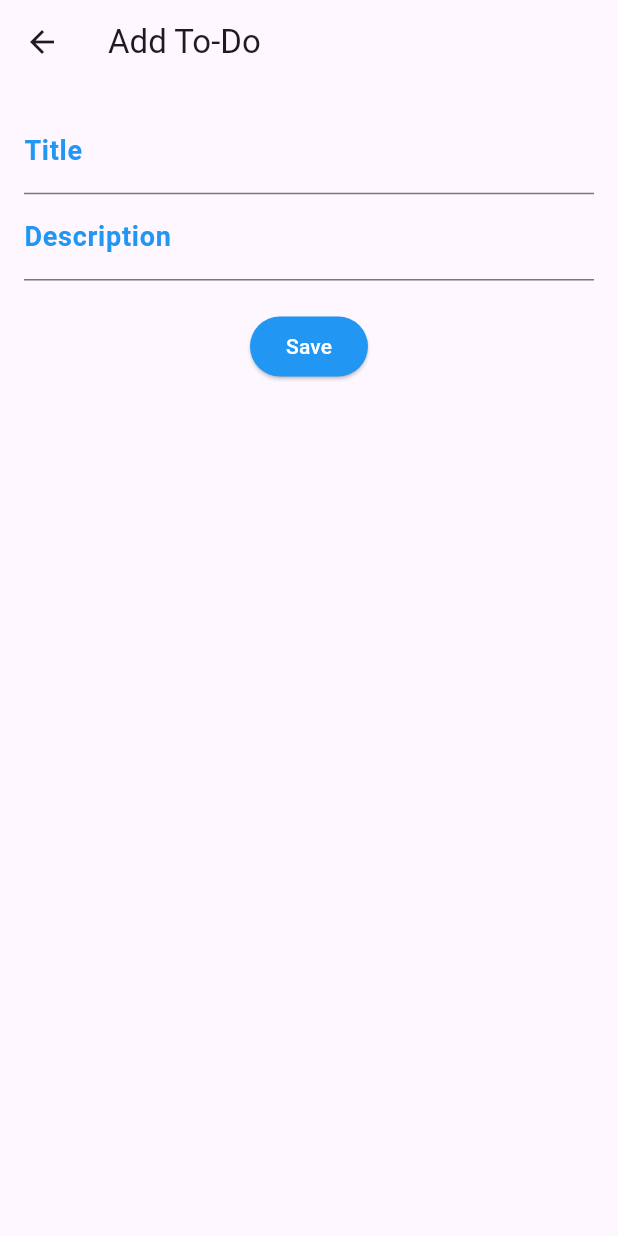
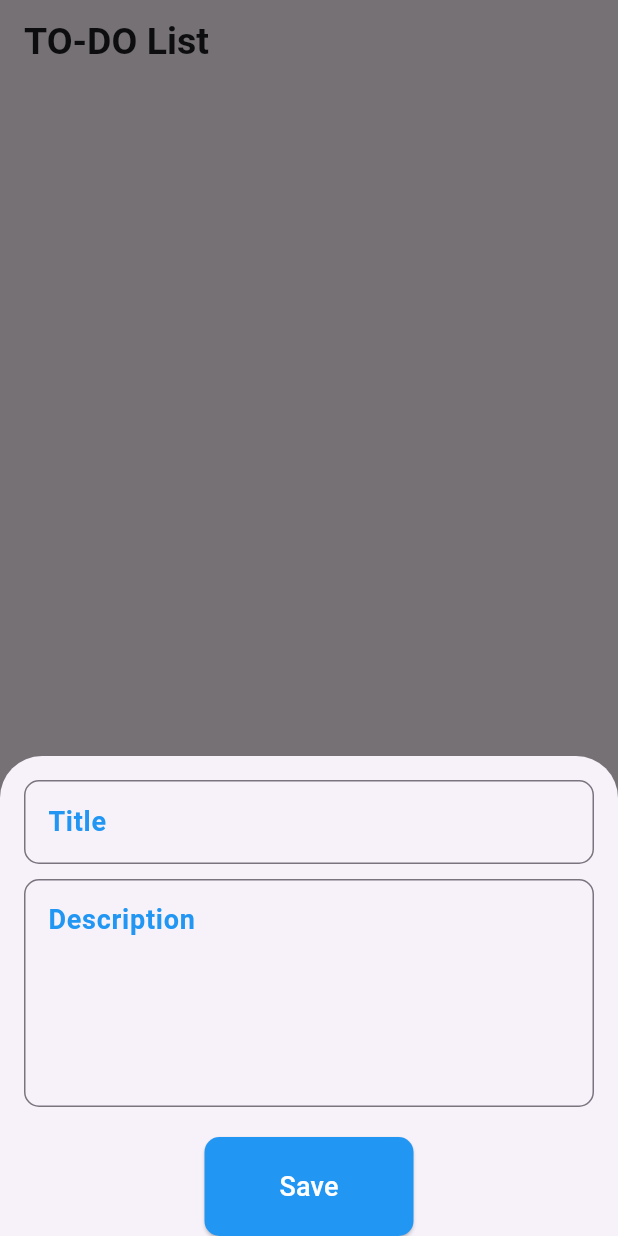
Before and after one commit to Mustafa-Mohamed26/todo_list_app, a Flutter app: the screen it shows after launch, after a tap on the "add" icon, on a phone screen of 412 x 824 dp. Run offline on Flutter 3.47's test engine with Material 3 defaults, Android fonts, the phone set to English and light mode, and no system bars; our stand-ins replace sqflite; accounts and stored records are empty.

Commit message:
bottom sheet update

```diff
--- a/lib/screens/add_todo_screen.dart
+++ /dev/null
@@ -1,67 +0,0 @@
-import 'package:flutter/material.dart';
-import 'package:provider/provider.dart';
-import 'package:todo_list_app/models/todo_model.dart';
-import 'package:todo_list_app/providers/todo_provider.dart';
-
-class AddTodoScreen extends StatelessWidget {
-  final TextEditingController titleController = TextEditingController();
-  final TextEditingController descriptionController = TextEditingController();
-
-  AddTodoScreen({super.key});
-
-  @override
-  Widget build(BuildContext context) {
-    final todoProvider = Provider.of<TodoProvider>(context, listen: false);
-
-    void saveTodo() {
-      final newTodo = Todo(
-        title: titleController.text,
-        description: descriptionController.text,
-      );
-      todoProvider.addTodo(newTodo);
-      Navigator.pop(context);
-    }
-
-    return Scaffold(
-      appBar: AppBar(title: Text("Add To-Do")),
-      body: Padding(
-        padding: EdgeInsets.all(16.0),
-        child: Column(
-          children: [
-            TextField(
-              controller: titleController,
-              decoration: InputDecoration(
-                labelText: "Title",
-                labelStyle: TextStyle(
-                  color: Colors.blue,
-                  fontSize: 18,
-                  fontWeight: FontWeight.bold,
-                ),
-              ),
-            ),
-            TextField(
-              controller: descriptionController,
-              decoration: InputDecoration(
-                labelText: "Description",
-                labelStyle: TextStyle(
-                  color: Colors.blue,
-                  fontSize: 18,
-                  fontWeight: FontWeight.bold,
-                ),
-              ),
-            ),
-            SizedBox(height: 20),
-            ElevatedButton(
-              style: ElevatedButton.styleFrom(
-                foregroundColor: Colors.white,
-                backgroundColor: Colors.blue,
-              ),
-              onPressed: saveTodo,
-              child: Text("Save"),
-            ),
-          ],
-        ),
-      ),
-    );
-  }
-}
--- a/lib/screens/home_screen.dart
+++ b/lib/screens/home_screen.dart
@@ -1,23 +1,47 @@
 import 'package:flutter/material.dart';
 import 'package:provider/provider.dart';
+import 'package:todo_list_app/models/todo_model.dart';
 import 'package:todo_list_app/providers/todo_provider.dart';
-import 'package:todo_list_app/screens/add_todo_screen.dart';
 import 'package:todo_list_app/widgets/todo_tile.dart';
+import 'package:todo_list_app/widgets/bottom_sheet_widget.dart';
 
-class HomeScreen extends StatelessWidget {
+class HomeScreen extends StatefulWidget {
   const HomeScreen({super.key});
 
   @override
+  State<HomeScreen> createState() => _HomeScreenState();
+}
+
+class _HomeScreenState extends State<HomeScreen> {
+  GlobalKey<ScaffoldState> scaffoldKey = GlobalKey();
+
+  late TodoProvider todoProvider;
+  bool isFabVisible = true;
+
+  void _dismissKeyboard() {
+    FocusScope.of(context).unfocus();
+  }
+
+  @override
   Widget build(BuildContext context) {
-    final todoProvider = Provider.of<TodoProvider>(context);
+    todoProvider = Provider.of<TodoProvider>(context, listen: false);
     return Scaffold(
+      key: scaffoldKey,
       appBar: AppBar(
         title: Text(
           "TO-DO List",
           style: TextStyle(fontSize: 25, fontWeight: FontWeight.bold),
         ),
       ),
-      body: Container(
+      body: GestureDetector(
+        onTap: () {
+          if (FocusScope.of(context).hasFocus) {
+            _dismissKeyboard();
+          } else {
+            Navigator.pop(context);
+          }
+        },
+        child: Container(
           margin: EdgeInsets.all(10),
           child: FutureBuilder(
             future: todoProvider.loadTodos(),
@@ -31,17 +55,30 @@ class HomeScreen extends StatelessWidget {
             },
           ),
         ),
-      floatingActionButton: FloatingActionButton(
+      ),
+      floatingActionButton:
+          isFabVisible
+              ? FloatingActionButton(
                 backgroundColor: Colors.blue,
                 foregroundColor: Colors.white,
                 child: Icon(Icons.add),
                 onPressed: () {
-          Navigator.push(
-            context,
-            MaterialPageRoute(builder: (_) => AddTodoScreen()),
-          );
+                  setState(() {
+                    isFabVisible = false; // Hide the FAB when clicked
+                  });
+                  showModalBottomSheet(
+                    context: context,
+                    isScrollControlled: true,
+                    builder: (context) => BottomSheetWidget(),
+                  ).whenComplete(() {
+                    setState(() {
+                      isFabVisible =
+                          true; // Show the FAB again after the bottom sheet is closed
+                    });
+                  });
                 },
-      ),
+              )
+              : null,
     );
   }
 }
--- /dev/null
+++ b/lib/widgets/bottom_sheet_widget.dart
@@ -0,0 +1,115 @@
+import 'package:flutter/material.dart';
+import 'package:provider/provider.dart';
+import 'package:todo_list_app/models/todo_model.dart';
+import 'package:todo_list_app/providers/todo_provider.dart';
+
+class BottomSheetWidget extends StatefulWidget {
+  const BottomSheetWidget({super.key});
+
+  @override
+  _BottomSheetWidgetState createState() => _BottomSheetWidgetState();
+}
+
+class _BottomSheetWidgetState extends State<BottomSheetWidget> {
+  final TextEditingController titleController = TextEditingController();
+  final TextEditingController descriptionController = TextEditingController();
+
+  void saveTodo() {
+    final todoProvider = Provider.of<TodoProvider>(context, listen: false);
+    final newTodo = Todo(
+      title: titleController.text,
+      description: descriptionController.text,
+    );
+    todoProvider.addTodo(newTodo);
+    titleController.clear(); // Clear the title text field
+    descriptionController.clear(); // Clear the description text field
+    Navigator.pop(context);
+  }
+
+  @override
+  void dispose() {
+    titleController.dispose();
+    descriptionController.dispose();
+    super.dispose();
+  }
+
+  @override
+  Widget build(BuildContext context) {
+    return GestureDetector(
+      onTap: () {
+        FocusScope.of(context).unfocus();
+      },
+      child: SingleChildScrollView(
+        child: Padding(
+          padding: EdgeInsets.only(
+            bottom: MediaQuery.of(context).viewInsets.bottom,
+            left: 16.0,
+            right: 16.0,
+            top: 16.0,
+          ),
+          child: Column(
+            mainAxisSize: MainAxisSize.min,
+            children: [
+              TextField(
+                controller: titleController,
+                decoration: InputDecoration(
+                  labelText: "Title",
+                  labelStyle: TextStyle(
+                    color: Colors.blue,
+                    fontSize: 18,
+                    fontWeight: FontWeight.bold,
+                  ),
+                  border: OutlineInputBorder(
+                    borderRadius: BorderRadius.circular(10),
+                    borderSide: BorderSide(color: Colors.blue),
+                  ),
+                  focusedBorder: OutlineInputBorder(
+                    borderRadius: BorderRadius.circular(10),
+                    borderSide: BorderSide(color: Colors.blue),
+                  ),
+                ),
+              ),
+              SizedBox(height: 10),
+              TextField(
+                controller: descriptionController,
+                decoration: InputDecoration(
+                  labelText: "Description",
+                  alignLabelWithHint: true,
+                  labelStyle: TextStyle(
+                    color: Colors.blue,
+                    fontSize: 18,
+                    fontWeight: FontWeight.bold,
+                  ),
+                  border: OutlineInputBorder(
+                    borderRadius: BorderRadius.circular(10),
+                    borderSide: BorderSide(color: Colors.blue),
+                  ),
+                  focusedBorder: OutlineInputBorder(
+                    borderRadius: BorderRadius.circular(10),
+                    borderSide: BorderSide(color: Colors.blue),
+                  ),
+                ),
+                maxLines: null,
+                minLines: 5,
+                expands: false,
+              ),
+              SizedBox(height: 20),
+              ElevatedButton(
+                style: ElevatedButton.styleFrom(
+                  foregroundColor: Colors.white,
+                  backgroundColor: Colors.blue,
+                  padding: EdgeInsets.symmetric(horizontal: 50, vertical: 20),
+                  shape: RoundedRectangleBorder(
+                    borderRadius: BorderRadius.circular(10),
+                  ),
+                ),
+                onPressed: saveTodo,
+                child: Text("Save", style: TextStyle(fontSize: 18)),
+              ),
+            ],
+          ),
+        ),
+      ),
+    );
+  }
+}
--- a/pubspec.yaml
+++ b/pubspec.yaml
@@ -37,6 +37,7 @@ dependencies:
   provider: ^6.1.2
   shared_preferences: ^2.5.2
   sqflite: ^2.4.2
+  awesome_dialog: ^3.2.1
 
 dev_dependencies:
   flutter_test:
```
Also changed, not shown: lib/screens/note_detail_screen.dart (added, +82 -0 lines), lib/widgets/todo_tile.dart (+20 -7 lines), pubspec.lock, 5 other files. Lines whose indentation alone changed are shown as unchanged.
